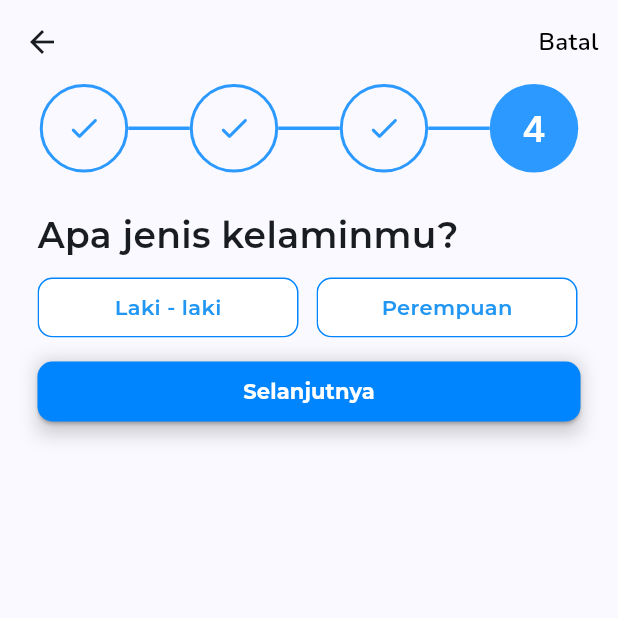
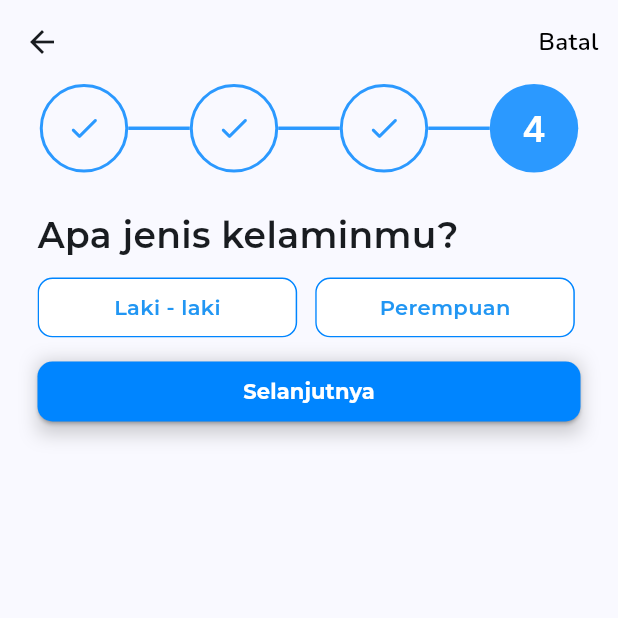
Before and after one commit to Capstone-Mental-Health-Care-Group-6/mobile-capstone, a Flutter app: the FillingProfile4 screen opened directly, on a phone screen of 412 x 824 dp, the top half of it. Run offline on Flutter 3.47's test engine with Material 2 defaults, Android fonts, the phone set to English and light mode, and no system bars; our stand-ins replace dotted_border, flutter_svg, getwidget, google_fonts, smooth_page_indicator, toggle_switch; project files that could hold a hidden picture were left out.

Commit message:
loginsignup/update width pada filling profile

```diff
--- a/lib/view/screen/Register/filling_profile/filling_profile_4_screen.dart
+++ b/lib/view/screen/Register/filling_profile/filling_profile_4_screen.dart
@@ -86,7 +86,7 @@ class _FillingProfile1State extends State<FillingProfile4> {
                           borderRadius: BorderRadius.circular(10),
                         ),
                         alignment: Alignment.center,
-                        width: 174,
+                        width: MediaQuery.of(context).size.width / 2.38,
                         height: 40,
                         child: Text(
                           jenisKelamin[index],
```
